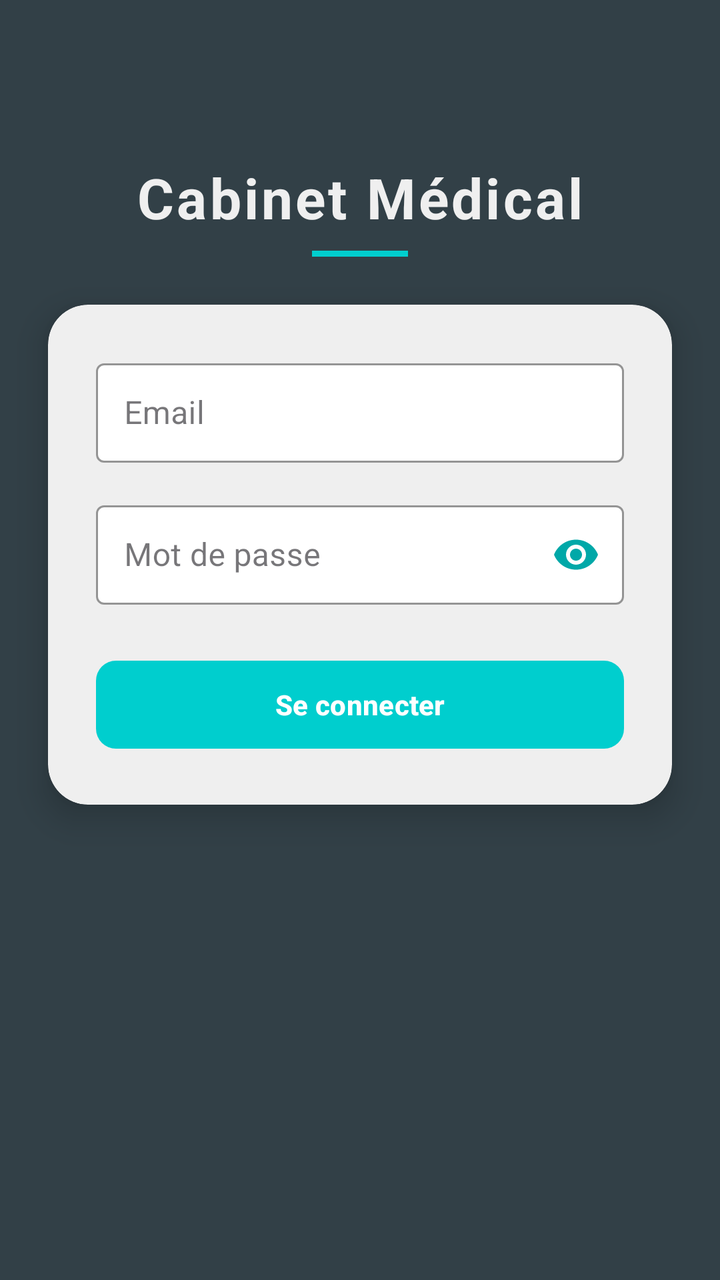
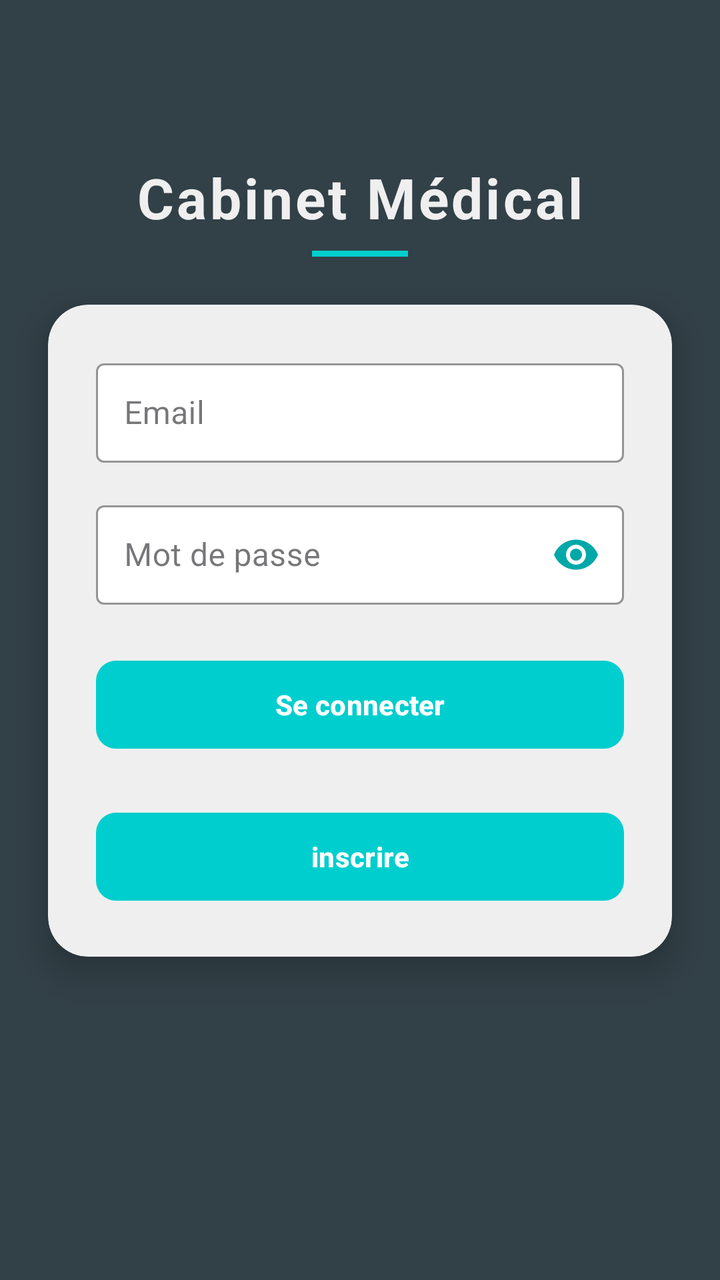

An Android layout rendered at two revisions. The XML below is the earlier revision; the diff shows what the commit changed to produce the second picture.
<!-- AndroidManifest.xml: application theme Theme.CabinetMedical -->
<!-- res/layout/activity_main.xml -->
<?xml version="1.0" encoding="utf-8"?>
<androidx.constraintlayout.widget.ConstraintLayout
    xmlns:android="http://schemas.android.com/apk/res/android"
    xmlns:app="http://schemas.android.com/apk/res-auto"
    android:layout_width="match_parent"
    android:layout_height="match_parent"
    android:background="#324047">

    
    <TextView
        android:id="@+id/title"
        android:layout_width="wrap_content"
        android:layout_height="wrap_content"
        android:text="Cabinet Médical"
        android:textSize="28sp"
        android:textStyle="bold"
        android:textColor="#EFEFEF"
        android:letterSpacing="0.05"
        android:layout_marginTop="80dp"
        app:layout_constraintTop_toTopOf="parent"
        app:layout_constraintStart_toStartOf="parent"
        app:layout_constraintEnd_toEndOf="parent"/>

    
    <View
        android:id="@+id/titleUnderline"
        android:layout_width="48dp"
        android:layout_height="3dp"
        android:layout_marginTop="8dp"
        android:background="#00CECE"
        app:layout_constraintTop_toBottomOf="@id/title"
        app:layout_constraintStart_toStartOf="@id/title"
        app:layout_constraintEnd_toEndOf="@id/title"/>

    
    <androidx.cardview.widget.CardView
        android:id="@+id/loginCard"
        android:layout_width="0dp"
        android:layout_height="wrap_content"
        android:layout_margin="24dp"
        app:cardCornerRadius="20dp"
        app:cardElevation="10dp"
        app:cardBackgroundColor="#EFEFEF"
        app:layout_constraintTop_toBottomOf="@id/titleUnderline"
        app:layout_constraintStart_toStartOf="parent"
        app:layout_constraintEnd_toEndOf="parent">

        <LinearLayout
            android:layout_width="match_parent"
            android:layout_height="wrap_content"
            android:orientation="vertical"
            android:padding="24dp">

            
            <com.google.android.material.textfield.TextInputLayout
                style="@style/Widget.MaterialComponents.TextInputLayout.OutlinedBox"
                android:layout_width="match_parent"
                android:layout_height="wrap_content"
                android:hint="Email"
                app:boxStrokeColor="#00CECE"
                app:boxBackgroundColor="#FFFFFF"
                app:hintTextColor="#00A8A8">

                <com.google.android.material.textfield.TextInputEditText
                    android:id="@+id/emailInput"
                    android:layout_width="match_parent"
                    android:layout_height="wrap_content"
                    android:inputType="textEmailAddress"
                    android:textColor="#324047"
                    android:padding="14dp"/>
            </com.google.android.material.textfield.TextInputLayout>

            
            <com.google.android.material.textfield.TextInputLayout
                style="@style/Widget.MaterialComponents.TextInputLayout.OutlinedBox"
                android:layout_width="match_parent"
                android:layout_height="wrap_content"
                android:layout_marginTop="16dp"
                android:hint="Mot de passe"
                app:boxStrokeColor="#00CECE"
                app:boxBackgroundColor="#FFFFFF"
                app:hintTextColor="#00A8A8"
                app:endIconMode="password_toggle"
                app:endIconTint="#00A8A8">

                <com.google.android.material.textfield.TextInputEditText
                    android:id="@+id/passwordInput"
                    android:layout_width="match_parent"
                    android:layout_height="wrap_content"
                    android:inputType="textPassword"
                    android:textColor="#324047"
                    android:padding="14dp"/>
            </com.google.android.material.textfield.TextInputLayout>

            
            <com.google.android.material.button.MaterialButton
                android:id="@+id/loginBtn"
                android:layout_width="match_parent"
                android:layout_height="52dp"
                android:layout_marginTop="24dp"
                android:text="Se connecter"
                android:textAllCaps="false"
                android:textColor="#FFFFFF"
                android:textStyle="bold"
                app:backgroundTint="#00CECE"
                app:cornerRadius="10dp"
                app:rippleColor="#00A8A8"/>

        </LinearLayout>
    </androidx.cardview.widget.CardView>

</androidx.constraintlayout.widget.ConstraintLayout>
<!-- resources referenced by this layout -->
<resources>
  <style name="Theme.CabinetMedical" parent="Base.Theme.CabinetMedical" />
  <style name="Base.Theme.CabinetMedical" parent="Theme.Material3.DayNight.NoActionBar">
          
          
      </style>
</resources>

<!-- the commit's change to res/layout/activity_main.xml (unified diff, before → after) -->
@@ -105,6 +105,18 @@
                 app:backgroundTint="#00CECE"
                 app:cornerRadius="10dp"
                 app:rippleColor="#00A8A8"/>
+            <com.google.android.material.button.MaterialButton
+                android:id="@+id/signupBtn"
+                android:layout_width="match_parent"
+                android:layout_height="52dp"
+                android:layout_marginTop="24dp"
+                android:text="inscrire"
+                android:textAllCaps="false"
+                android:textColor="#FFFFFF"
+                android:textStyle="bold"
+                app:backgroundTint="#00CECE"
+                app:cornerRadius="10dp"
+                app:rippleColor="#00A8A8"/>
 
         </LinearLayout>
     </androidx.cardview.widget.CardView>
